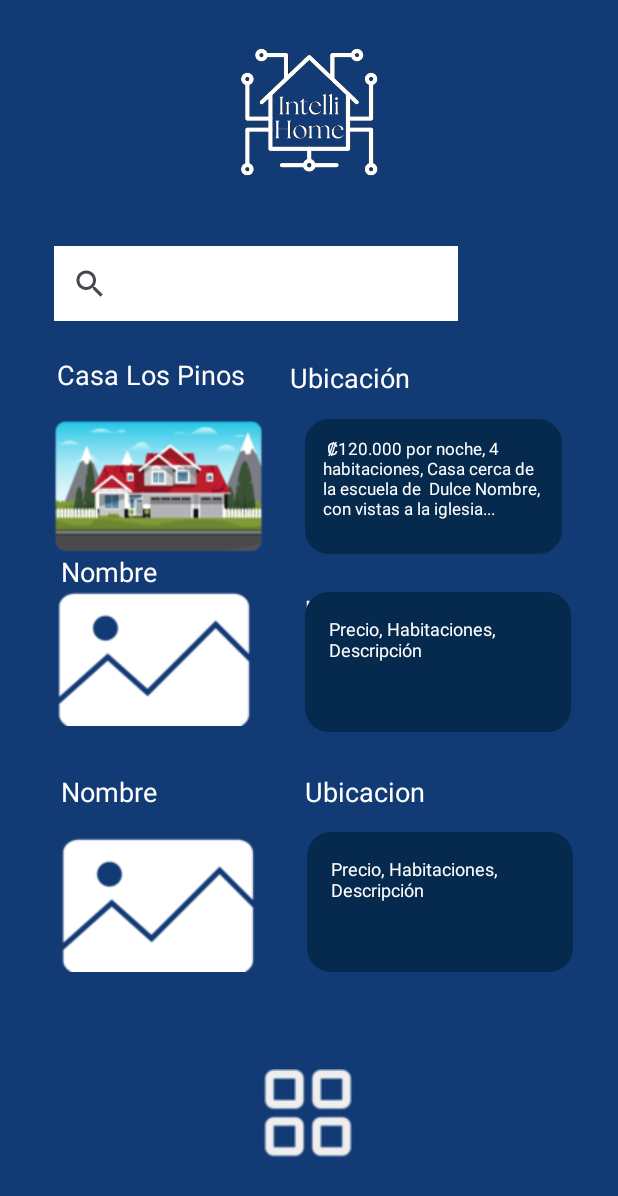
After one commit to Katharsis0/IntelliHome, an Android app: the AlquilarPropiedad screen opened directly, with no data from a screen before it, on a phone screen of 412 x 824 dp. The commit adds this screen. Shown: the top 1196 px of the screen. Run offline under Robolectric (Android 15) with nearby library versions, the phone set to English and light mode, and no system bars.

Commit message:
Avance en vista Alquilar Propiedad

```diff
--- a/app/src/main/AndroidManifest.xml
+++ b/app/src/main/AndroidManifest.xml
@@ -14,7 +14,9 @@
         android:supportsRtl="true"
         android:theme="@style/Theme.IntelliHome"
         tools:targetApi="31">
-
+        <activity
+            android:name="com.example.intellihome.AlquilarPropiedad"
+            android:exported="true" />
         <activity
             android:name=".RegistroPropiedad"
             android:exported="true" />
--- /dev/null
+++ b/app/src/main/java/com/example/intellihome/AlquilarPropiedad.java
@@ -0,0 +1,25 @@
+package com.example.intellihome;
+
+import android.os.Bundle;
+
+import androidx.activity.EdgeToEdge;
+import androidx.appcompat.app.AppCompatActivity;
+import androidx.core.graphics.Insets;
+import androidx.core.view.ViewCompat;
+import androidx.core.view.WindowInsetsCompat;
+
+
+public class AlquilarPropiedad extends AppCompatActivity {
+
+    @Override
+    protected void onCreate(Bundle savedInstanceState) {
+        super.onCreate(savedInstanceState);
+        EdgeToEdge.enable(this);
+        setContentView(R.layout.activity_alquilar_propiedad);
+        ViewCompat.setOnApplyWindowInsetsListener(findViewById(R.id.main), (v, insets) -> {
+            Insets systemBars = insets.getInsets(WindowInsetsCompat.Type.systemBars());
+            v.setPadding(systemBars.left, systemBars.top, systemBars.right, systemBars.bottom);
+            return insets;
+        });
+    }
+}
--- /dev/null
+++ b/app/src/main/res/drawable/rounded_background.xml
@@ -0,0 +1,4 @@
+<shape xmlns:android="http://schemas.android.com/apk/res/android">
+    <solid android:color="@color/DarkBlue" /> <!-- Color de fondo -->
+    <corners android:radius="16dp" /> <!-- Radio de los bordes -->
+</shape>
--- /dev/null
+++ b/app/src/main/res/layout/activity_alquilar_propiedad.xml
@@ -0,0 +1,213 @@
+<?xml version="1.0" encoding="utf-8"?>
+<androidx.constraintlayout.widget.ConstraintLayout xmlns:android="http://schemas.android.com/apk/res/android"
+    xmlns:app="http://schemas.android.com/apk/res-auto"
+    xmlns:tools="http://schemas.android.com/tools"
+    android:id="@+id/main"
+    android:layout_width="match_parent"
+    android:layout_height="match_parent"
+    tools:context="com.example.intellihome.AlquilarPropiedad"
+    android:background="#123a75">
+
+    <ImageView
+        android:id="@+id/imageView6"
+        android:layout_width="121dp"
+        android:layout_height="92dp"
+        android:layout_marginTop="28dp"
+        app:layout_constraintEnd_toEndOf="parent"
+        app:layout_constraintStart_toStartOf="parent"
+        app:layout_constraintTop_toTopOf="parent"
+        app:srcCompat="@drawable/logo1" />
+
+    <TextView
+        android:id="@+id/textView25"
+        android:layout_width="wrap_content"
+        android:layout_height="wrap_content"
+        android:text="Nombre"
+        android:textColor="@color/white"
+        android:textSize="18dp"
+        app:layout_constraintBottom_toTopOf="@+id/imageButton24"
+        app:layout_constraintEnd_toStartOf="@+id/textView23"
+        app:layout_constraintHorizontal_bias="0.29"
+        app:layout_constraintStart_toStartOf="parent"
+        app:layout_constraintTop_toBottomOf="@+id/imageButton18"
+        app:layout_constraintVertical_bias="0.571" />
+
+    <TextView
+        android:id="@+id/textView20"
+        android:layout_width="wrap_content"
+        android:layout_height="wrap_content"
+        android:text="Casa Los Pinos"
+        android:textColor="@color/white"
+        android:textSize="18dp"
+        app:layout_constraintBottom_toBottomOf="parent"
+        app:layout_constraintEnd_toEndOf="parent"
+        app:layout_constraintHorizontal_bias="0.132"
+        app:layout_constraintStart_toStartOf="parent"
+        app:layout_constraintTop_toTopOf="parent"
+        app:layout_constraintVertical_bias="0.297" />
+
+    <TextView
+        android:id="@+id/textView19"
+        android:layout_width="171dp"
+        android:layout_height="90dp"
+        android:layout_marginEnd="36dp"
+        android:background="@drawable/rounded_background"
+        android:padding="12dp"
+        android:text=" ₡120.000 por noche, 4 habitaciones, Casa cerca de la escuela de  Dulce Nombre, con vistas a la iglesia..."
+        android:textColor="@color/white"
+        android:textSize="11.6dp"
+        app:layout_constraintBottom_toBottomOf="parent"
+        app:layout_constraintEnd_toEndOf="parent"
+        app:layout_constraintHorizontal_bias="0.965"
+        app:layout_constraintStart_toEndOf="@+id/textView20"
+        app:layout_constraintTop_toBottomOf="@+id/textView22"
+        app:layout_constraintVertical_bias="0.032" />
+
+    <TextView
+        android:id="@+id/textView22"
+        android:layout_width="wrap_content"
+        android:layout_height="wrap_content"
+        android:text="Ubicación"
+        android:textColor="@color/white"
+        android:textSize="18dp"
+        app:layout_constraintBottom_toBottomOf="parent"
+        app:layout_constraintEnd_toEndOf="parent"
+        app:layout_constraintHorizontal_bias="0.178"
+        app:layout_constraintStart_toEndOf="@+id/textView20"
+        app:layout_constraintTop_toTopOf="parent"
+        app:layout_constraintVertical_bias="0.299" />
+
+    <TextView
+        android:id="@+id/textView23"
+        android:layout_width="wrap_content"
+        android:layout_height="wrap_content"
+        android:text="Ubicación"
+        android:textColor="@color/white"
+        android:textSize="18dp"
+        app:layout_constraintBottom_toBottomOf="parent"
+        app:layout_constraintEnd_toEndOf="parent"
+        app:layout_constraintHorizontal_bias="0.0"
+        app:layout_constraintStart_toStartOf="@+id/textView19"
+        app:layout_constraintTop_toBottomOf="@+id/textView19"
+        app:layout_constraintVertical_bias="0.058" />
+
+    <TextView
+        android:id="@+id/textView24"
+        android:layout_width="177dp"
+        android:layout_height="93dp"
+        android:layout_marginBottom="336dp"
+        android:background="@drawable/rounded_background"
+        android:padding="16dp"
+        android:text="Precio, Habitaciones, Descripción"
+        android:textColor="@color/white"
+        android:textSize="11.7dp"
+        app:layout_constraintBottom_toBottomOf="parent"
+        app:layout_constraintEnd_toEndOf="parent"
+        app:layout_constraintHorizontal_bias="0.0"
+        app:layout_constraintStart_toStartOf="@+id/textView19" />
+
+    <ImageButton
+        android:id="@+id/imageButton18"
+        android:layout_width="wrap_content"
+        android:layout_height="wrap_content"
+        android:layout_marginTop="16dp"
+        android:background="@color/Fondo"
+        app:layout_constraintBottom_toBottomOf="parent"
+        app:layout_constraintEnd_toEndOf="parent"
+        app:layout_constraintHorizontal_bias="0.132"
+        app:layout_constraintStart_toStartOf="parent"
+        app:layout_constraintTop_toBottomOf="@+id/textView20"
+        app:layout_constraintVertical_bias="0.005"
+        app:srcCompat="@drawable/casa" />
+
+    <TextView
+        android:id="@+id/textView26"
+        android:layout_width="wrap_content"
+        android:layout_height="wrap_content"
+        android:layout_marginBottom="284dp"
+        android:text="Nombre"
+        android:textColor="@color/white"
+        android:textSize="18dp"
+        app:layout_constraintBottom_toBottomOf="parent"
+        app:layout_constraintEnd_toStartOf="@+id/textView27"
+        app:layout_constraintHorizontal_bias="0.29"
+        app:layout_constraintStart_toStartOf="parent"
+        app:layout_constraintTop_toBottomOf="@+id/imageButton24"
+        app:layout_constraintVertical_bias="1.0" />
+
+    <ImageButton
+        android:id="@+id/imageButton24"
+        android:layout_width="wrap_content"
+        android:layout_height="wrap_content"
+        android:layout_marginBottom="340dp"
+        android:background="@color/Fondo"
+        app:layout_constraintBottom_toBottomOf="parent"
+        app:layout_constraintEnd_toStartOf="@+id/textView24"
+        app:layout_constraintHorizontal_bias="0.514"
+        app:layout_constraintStart_toStartOf="parent"
+        app:srcCompat="@drawable/casa2" />
+
+    <ImageButton
+        android:id="@+id/imageButton25"
+        android:layout_width="wrap_content"
+        android:layout_height="wrap_content"
+        android:layout_marginBottom="176dp"
+        android:background="@color/Fondo"
+        app:layout_constraintBottom_toBottomOf="parent"
+        app:layout_constraintEnd_toEndOf="@+id/textView26"
+        app:layout_constraintHorizontal_bias="0.0"
+        app:layout_constraintStart_toStartOf="@+id/textView26"
+        app:srcCompat="@drawable/casa2" />
+
+    <TextView
+        android:id="@+id/textView27"
+        android:layout_width="wrap_content"
+        android:layout_height="wrap_content"
+        android:layout_marginBottom="284dp"
+        android:text="Ubicacion"
+        android:textColor="@color/white"
+        android:textSize="18dp"
+        app:layout_constraintBottom_toBottomOf="parent"
+        app:layout_constraintEnd_toEndOf="@+id/textView24"
+        app:layout_constraintHorizontal_bias="0.0"
+        app:layout_constraintStart_toStartOf="@+id/textView24" />
+
+
+    <TextView
+        android:id="@+id/textView28"
+        android:layout_width="177dp"
+        android:layout_height="93dp"
+        android:layout_marginBottom="176dp"
+        android:background="@drawable/rounded_background"
+        android:padding="16dp"
+        android:text="Precio, Habitaciones, Descripción"
+        android:textColor="@color/white"
+        android:textSize="11.7dp"
+        app:layout_constraintBottom_toBottomOf="parent"
+        app:layout_constraintEnd_toEndOf="parent"
+        app:layout_constraintHorizontal_bias="0.53"
+        app:layout_constraintStart_toEndOf="@+id/imageButton25" />
+
+    <ImageButton
+        android:id="@+id/imageButton30"
+        android:layout_width="wrap_content"
+        android:layout_height="wrap_content"
+        android:layout_marginBottom="52dp"
+        android:background="@color/Fondo"
+        app:layout_constraintBottom_toBottomOf="parent"
+        app:layout_constraintEnd_toEndOf="parent"
+        app:layout_constraintHorizontal_bias="0.498"
+        app:layout_constraintStart_toStartOf="parent"
+        app:srcCompat="@drawable/cuadros" />
+
+    <SearchView
+        android:layout_width="269dp"
+        android:layout_height="50dp"
+        android:layout_marginTop="44dp"
+        android:background="@color/white"
+        app:layout_constraintEnd_toEndOf="parent"
+        app:layout_constraintHorizontal_bias="0.253"
+        app:layout_constraintStart_toStartOf="parent"
+        app:layout_constraintTop_toBottomOf="@+id/imageView6" />
+
+</androidx.constraintlayout.widget.ConstraintLayout>
--- a/app/src/main/res/values/colors.xml
+++ b/app/src/main/res/values/colors.xml
@@ -6,5 +6,6 @@
     <color name="LightGray">#B2B9C3</color>
     <color name="red">#FF0000</color>
     <color name="DarkBlue">#052A4D</color>
+    <color name="Fondo">#123a75</color>
 
 </resources>
```
Also changed, not shown: app/src/main/res/drawable/_1.png (added), app/src/main/res/drawable/casa.png (added), app/src/main/res/drawable/casa2.png (added), app/src/main/res/drawable/cuadros.png (added), app/src/main/res/drawable/filtro.png (added).
